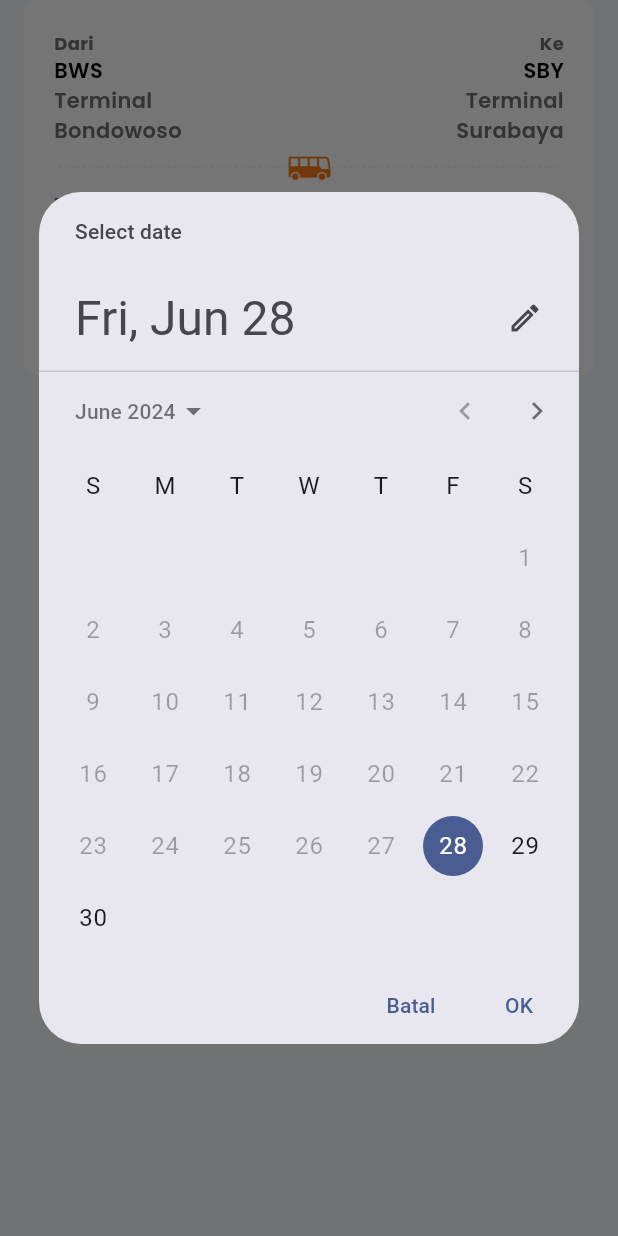
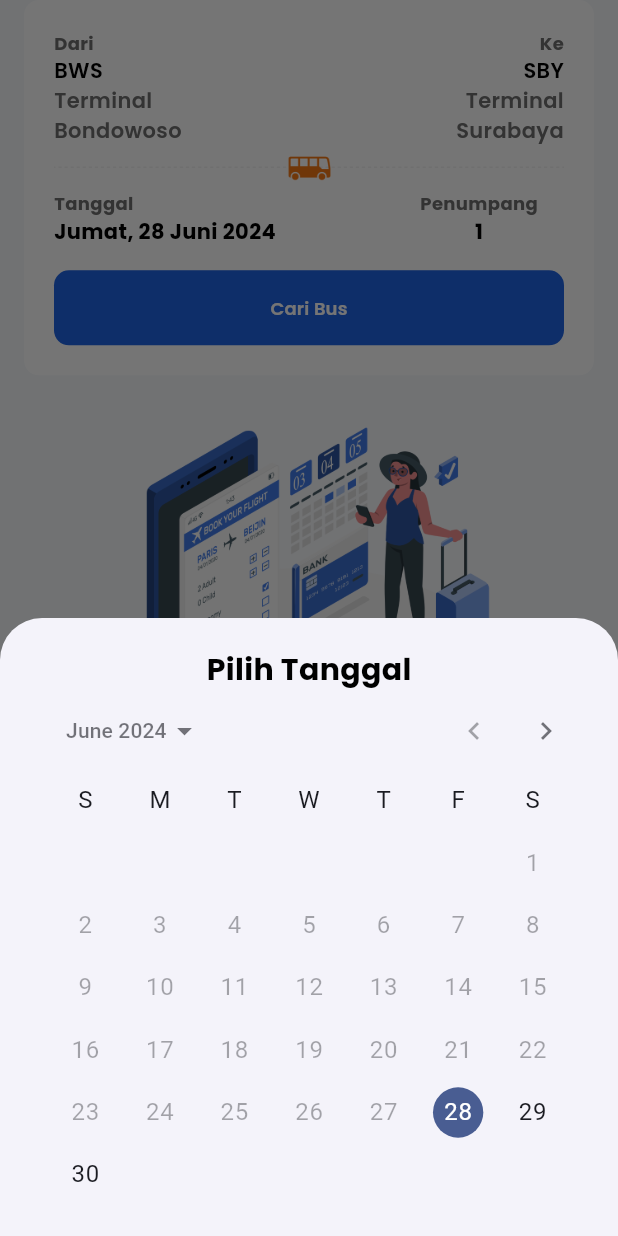
Before and after one commit to BurgaCompany/002-DataCraftz-Mobile, a Flutter app: the DashboardFragment screen opened directly, after a tap on "Tanggal", on a phone screen of 412 x 824 dp. Run offline on Flutter 3.47's test engine with Material 3 defaults, Android fonts, the phone set to English and light mode, and no system bars; our stand-ins replace barcode_widget, flutter_screenutil, font_awesome_flutter, geolocator, google_fonts, google_nav_bar and 5 more; missing offline and left inert: qrscan; accounts and stored records are empty.

```diff
--- a/lib/views/screen/page/conductor/base_conductor_page.dart
+++ b/lib/views/screen/page/conductor/base_conductor_page.dart
@@ -40,7 +40,7 @@ class _BaseConductorPageState extends State<BaseConductorPage> {
   Future<void> _scanQRCode() async {
     bool permissionGranted =
         await CameraPermissionHelper.requestCameraPermission(context);
-    if (permissionGranted) {
+    if (permissionGranted && mounted) {
       String? barcodeScanResult = await QRCodeScanner.scanQR(context);
       if (barcodeScanResult != null) {
         setState(() {
--- a/lib/views/widgets/search_bus_widget.dart
+++ b/lib/views/widgets/search_bus_widget.dart
@@ -66,22 +66,46 @@ class _SearchBusWidgetState extends State<SearchBusWidget> {
     _selectedDates = '${dateNow!.year}-${dateNow!.month}-${dateNow!.day}';
   }
 
-  void _pickDate(BuildContext context) async {
-    DateTime? pickedDate = await showDatePicker(
+  void _pickDateInModal(BuildContext context) async {
+    DateTime now = DateTime.now();
+    DateTime lastDate = DateTime(now.year, now.month + 2, now.day);
+
+    showModalBottomSheet(
       context: context,
-      initialDate: DateTime.now(),
-      firstDate: DateTime(dateNow!.year, dateNow!.month, dateNow!.day),
-      lastDate: DateTime(2101),
-      confirmText: 'OK',
-      cancelText: 'Batal',
+      builder: (BuildContext context) {
+        return Container(
+          padding: const EdgeInsets.all(20),
+          height: DevicesSettings.getHeigth(context) * 0.5,
+          child: Column(
+            children: [
+              Text(
+                'Pilih Tanggal',
+                style: blackTextStyle.copyWith(
+                  fontSize: 20,
+                  fontWeight: bold,
+                ),
+              ),
+              Expanded(
+                child: CalendarDatePicker(
+                  initialDate: now,
+                  firstDate: DateTime(now.year, now.month, now.day),
+                  lastDate: lastDate,
+                  onDateChanged: (DateTime pickedDate) {
+                    setState(() {
+                      _selectedDate =
+                          '${getDayOfWeek(pickedDate.weekday)}, ${pickedDate.day} ${getMonth(pickedDate.month)} ${pickedDate.year}';
+                      _selectedDates =
+                          '${pickedDate.year}-${pickedDate.month}-${pickedDate.day}';
+                    });
+                    Navigator.pop(context);
+                  },
+                ),
+              ),
+            ],
+          ),
+        );
+      },
     );
-
-    if (pickedDate != null) {
-      setState(() {
-        _selectedDate =
-            '${getDayOfWeek(pickedDate.weekday)}, ${pickedDate.day} ${getMonth(pickedDate.month)} ${pickedDate.year}';
-      });
-    }
   }
 
   void updateCurrentValue(int value) {
@@ -213,7 +237,7 @@ class _SearchBusWidgetState extends State<SearchBusWidget> {
               Expanded(
                 flex: 2,
                 child: GestureDetector(
-                  onTap: () => _pickDate(context),
+                  onTap: () => _pickDateInModal(context),
                   child: Column(
                     crossAxisAlignment: CrossAxisAlignment.start,
                     children: [
```
